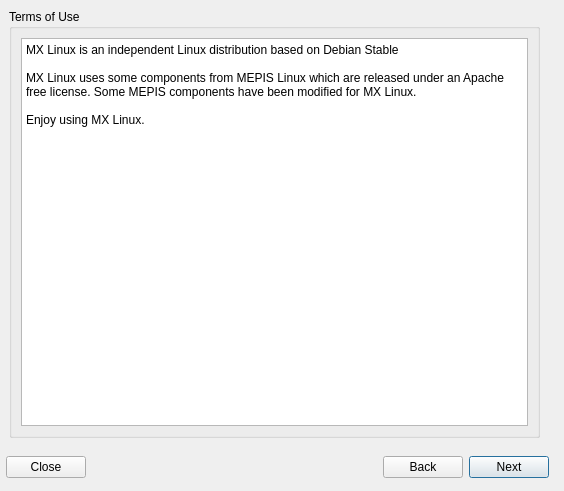
The window that meinstall.ui (antiX-Linux/mx-installer) describes before a commit, drawn with Qt 5.
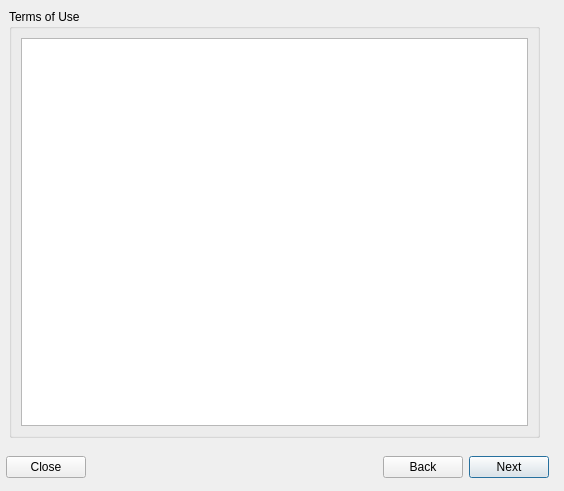
The same window after the commit. The open tabs and pages were chosen to show the change. Icons and pictures are not drawn.

Commit message: modified gui for keyboards, customizations, etc...

Diff of the .ui file:
```diff
--- a/meinstall.ui
+++ b/meinstall.ui
@@ -225,11 +225,7 @@
              <enum>Qt::ScrollBarAlwaysOff</enum>
             </property>
             <property name="plainText">
-             <string>MX Linux is an independent Linux distribution based on Debian Stable
-
-MX Linux uses some components from MEPIS Linux which are released under an Apache free license. Some MEPIS components have been modified for MX Linux.
-
-Enjoy using MX Linux.</string>
+             <string/>
             </property>
             <property name="textInteractionFlags">
              <set>Qt::TextSelectableByKeyboard|Qt::TextSelectableByMouse</set>
```
Left out of the diff: 4 changed lines with no effect on the pictures. The commit also changes 4 other files.
